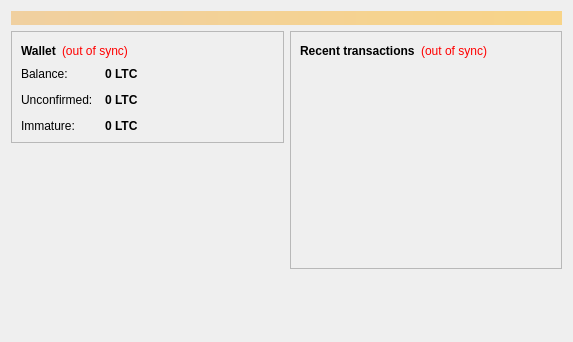
Centii/LikesCoin, file src/qt/forms/overviewpage.ui: the form before one commit.
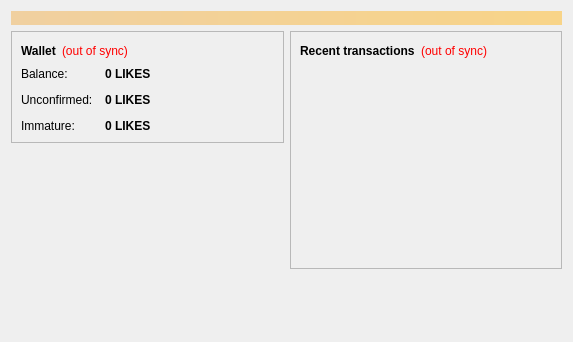
The form after the commit.

Diff of the .ui file:
```diff
--- a/src/qt/forms/overviewpage.ui
+++ b/src/qt/forms/overviewpage.ui
@@ -122,7 +122,7 @@
                <string>Your current balance</string>
               </property>
               <property name="text">
-               <string notr="true">0 LTC</string>
+               <string notr="true">0 LIKES</string>
               </property>
               <property name="textInteractionFlags">
                <set>Qt::LinksAccessibleByMouse|Qt::TextSelectableByKeyboard|Qt::TextSelectableByMouse</set>
@@ -151,7 +151,7 @@
                <string>Total of transactions that have yet to be confirmed, and do not yet count toward the current balance</string>
               </property>
               <property name="text">
-               <string notr="true">0 LTC</string>
+               <string notr="true">0 LIKES</string>
               </property>
               <property name="textInteractionFlags">
                <set>Qt::LinksAccessibleByMouse|Qt::TextSelectableByKeyboard|Qt::TextSelectableByMouse</set>
@@ -177,7 +177,7 @@
                <string>Mined balance that has not yet matured</string>
               </property>
               <property name="text">
-               <string notr="true">0 LTC</string>
+               <string notr="true">0 LIKES</string>
               </property>
               <property name="textInteractionFlags">
                <set>Qt::LinksAccessibleByMouse|Qt::TextSelectableByKeyboard|Qt::TextSelectableByMouse</set>
```
